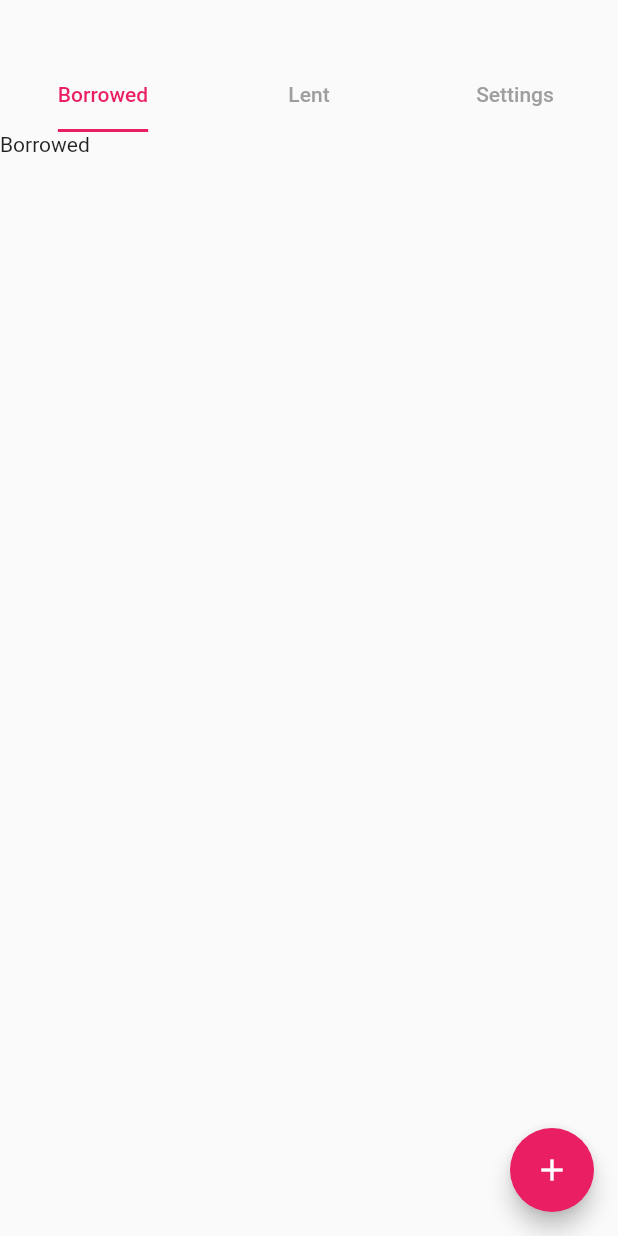
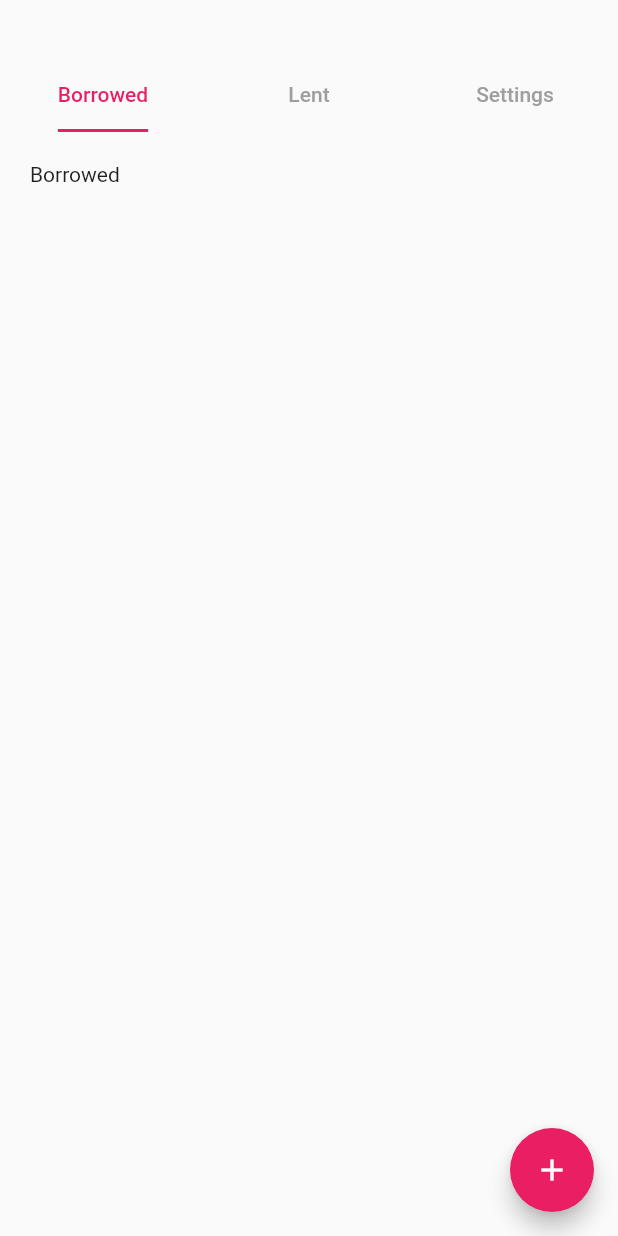
Before and after one commit to lohanidamodar/lender, a Flutter app: the screen it shows after launch, on a phone screen of 412 x 824 dp. Run offline on Flutter 3.47's test engine with Material 2 defaults, Android fonts, the phone set to English and light mode, and no system bars.

```diff
--- a/lib/ui/pages/home.dart
+++ b/lib/ui/pages/home.dart
@@ -1,4 +1,7 @@
 import 'package:flutter/material.dart';
+import 'package:lender/ui/tabs/borrowed_tab.dart';
+import 'package:lender/ui/tabs/lent_tab.dart';
+import 'package:lender/ui/tabs/settings_tab.dart';
 
 class HomePage extends StatelessWidget {
   @override
@@ -26,9 +29,9 @@ class HomePage extends StatelessWidget {
         body: TabBarView(
           physics: BouncingScrollPhysics(),
           children: <Widget>[
-            Container(child: Text("Borrowed"),),
-            Container(child: Text("Lent"),),
-            Container(child: Text("Settings"),)
+            BorrowedTab(),
+            LentTab(),
+            SettingsTab(),
           ],
         ),
         floatingActionButtonLocation: FloatingActionButtonLocation.endFloat,
--- /dev/null
+++ b/lib/ui/tabs/borrowed_tab.dart
@@ -0,0 +1,11 @@
+import 'package:flutter/material.dart';
+
+class BorrowedTab extends StatelessWidget {
+  @override
+  Widget build(BuildContext context) {
+    return Container(
+      padding: EdgeInsets.all(20.0),
+      child: Text("Borrowed"),
+    );
+  }
+}
```
Also changed, not shown: lib/ui/tabs/lent_tab.dart (added, +11 -0 lines), lib/ui/tabs/settings_tab.dart (added, +11 -0 lines).
